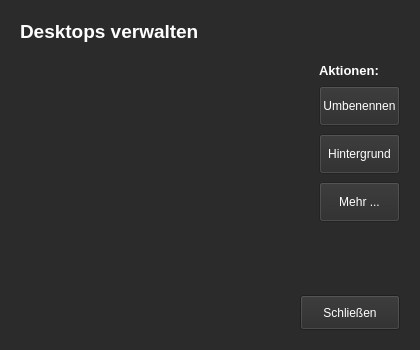
Qt form src/smartdesk/ui/gui/designer/manage.ui (Neongrau23/SmartDesk) before a commit.
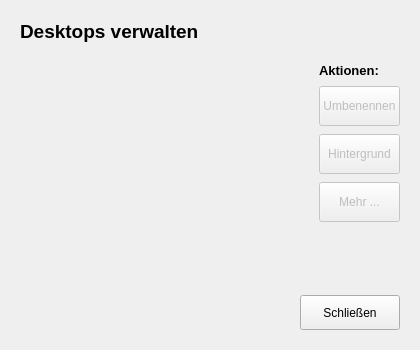
The same form after that commit.

Commit message: style(ui): Inline-Styles in zentrale style.qss ausgelagert und .ui-Dateien bereinigt

What changed in the file:
```diff
--- a/src/smartdesk/ui/gui/designer/manage.ui
+++ b/src/smartdesk/ui/gui/designer/manage.ui
@@ -19,13 +19,8 @@
       <property name="windowTitle">
          <string>SmartDesk - Desktops verwalten</string>
       </property>
-      <property name="styleSheet">
-         <string notr="true">/* Die Styles werden idealerweise aus der style.qss geladen,
-            hier nur Basis-Layout-Farben für Vorschau im Designer */
-            QWidget {
-            background-color: #2b2b2b;
-            color: #ffffff;
-            }</string>
+      <property name="window_type" stdset="0">
+         <string>manage</string>
       </property>
       <layout class="QVBoxLayout" name="verticalLayout">
          <property name="spacing">
```
The commit also changes 13 other files.
